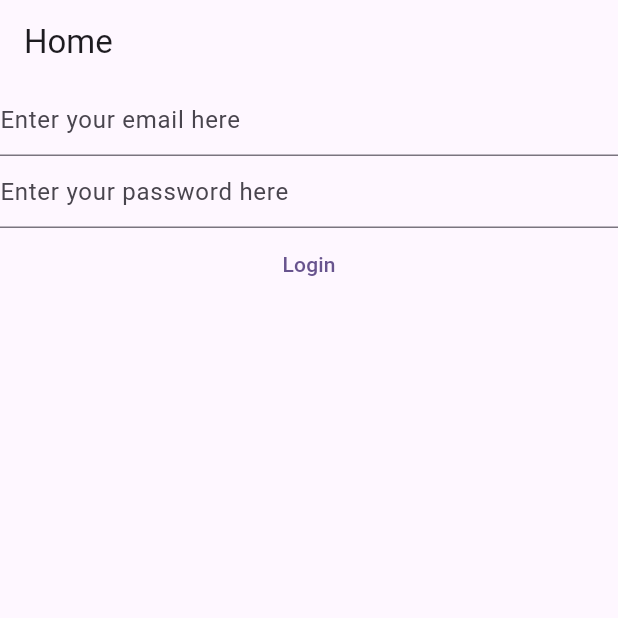
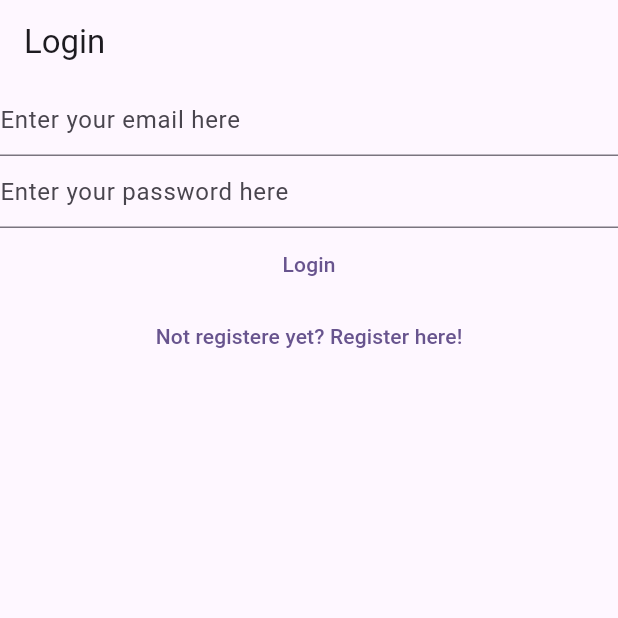
Before and after one commit to kgpksh/flutter_practice, a Flutter app: the screen it shows after launch, on a phone screen of 412 x 824 dp, the top half of it. Run offline on Flutter 3.47's test engine with Material 3 defaults, Android fonts, the phone set to English and light mode, and no system bars; our stand-ins replace firebase_auth, firebase_core; accounts and stored records are empty; generated files the repository leaves out were written again.

Commit message:
인증 화면 컴포넌트화 및 화면간 이동 구현

```diff
--- a/mynotes/lib/main.dart
+++ b/mynotes/lib/main.dart
@@ -2,6 +2,8 @@
 import 'package:firebase_core/firebase_core.dart';
 import 'package:flutter/material.dart';
 import 'package:mynotes/views/login_view.dart';
+import 'package:mynotes/views/register_view.dart';
+import 'package:mynotes/views/verify_email_view.dart';
 
 import 'firebase_options.dart';
 
@@ -14,6 +16,10 @@
         useMaterial3: true,
       ),
       home: const HomePage(),
+      routes: {
+        '/login/' : (context) => const LoginView(),
+        '/register/' : (context) => const RegisterView(),
+      },
     ),
   );
 }
@@ -23,54 +29,28 @@
 
   @override
   Widget build(BuildContext context) {
-    return Scaffold(
-      appBar: AppBar(title: const Text('Home'),),
-      body: FutureBuilder(
+    return FutureBuilder(
       future: Firebase.initializeApp(
         options: DefaultFirebaseOptions.currentPlatform,
       ),
       builder: (context, snapshot) {
         switch (snapshot.connectionState) {
-
-          // TODO: Handle this case.
           case ConnectionState.done:
-              // final user = FirebaseAuth.instance.currentUser;
-              // print(user);
-              // if(user?.emailVerified ?? false) {
-              //   return const Text('Done');
-              // } else {
-              //   return const VerifyEmailView();
-              // }
-
+          final user = FirebaseAuth.instance.currentUser;
+          if(user != null) {
+            if(user.emailVerified) {
+              print("Email is verified");
+            } else {
+              return const VerifyEmailView();
+            }
+          } else {
             return const LoginView();
+          }
+          return const Text('Done');
           default :
-              return const Text('Loading...');
+            return const CircularProgressIndicator();
         }
       },
-      ),
     );
   }
 }
-
-class VerifyEmailView extends StatefulWidget {
-  const VerifyEmailView({super.key});
-
-  @override
-  State<VerifyEmailView> createState() => _VerifyEmailViewState();
-}
-
-class _VerifyEmailViewState extends State<VerifyEmailView> {
-  @override
-  Widget build(BuildContext context) {
-    return Column(
-      children: [
-        const Text('Please verify your email address'),
-        TextButton(
-            onPressed: () async {
-              final user = FirebaseAuth.instance.currentUser;
-              await user?.sendEmailVerification();
-            },
-            child: const Text('Send an email address'))
-      ],);
-  }
-}
--- a/mynotes/lib/views/login_view.dart
+++ b/mynotes/lib/views/login_view.dart
@@ -29,7 +29,9 @@
 
   @override
   Widget build(BuildContext context) {
-    return Column(
+    return Scaffold(
+      appBar: AppBar(title : const Text('Login')),
+      body: Column(
         children: [
           TextField(
             controller: _email,
@@ -65,8 +67,18 @@
                 }
               }
             },
-          child: const Text('Login'),),
+            child: const Text('Login'),
+          ),
+          TextButton(onPressed: () {
+            Navigator.of(context).pushNamedAndRemoveUntil(
+            '/register/',
+            (route) => false,
+            );
+          },
+              child: const Text('Not registere yet? Register here!')
+          )
         ],
+      ),
     );
   }
 }
--- a/mynotes/lib/views/register_view.dart
+++ b/mynotes/lib/views/register_view.dart
@@ -33,7 +33,9 @@
 
   @override
   Widget build(BuildContext context) {
-    return Column(
+    return Scaffold(
+      appBar: AppBar(title: const Text('Register'),),
+      body: Column(
         children: [
           TextField(
             controller: _email,
@@ -71,8 +73,16 @@
                 }
               }
             },
-          child: const Text('Register'),),
+            child: const Text('Register'),
+          ),
+          TextButton(onPressed: () {
+            Navigator.of(context).pushNamedAndRemoveUntil(
+              '/login/',
+                  (route) => false,
+            );
+          }, child: const Text('Already registered? Login here!'))
         ],
+      ),
     );
   }
 }
```
Also changed, not shown: mynotes/lib/views/verify_email_view.dart (added, +30 -0 lines). Lines whose indentation alone changed are shown as unchanged.
